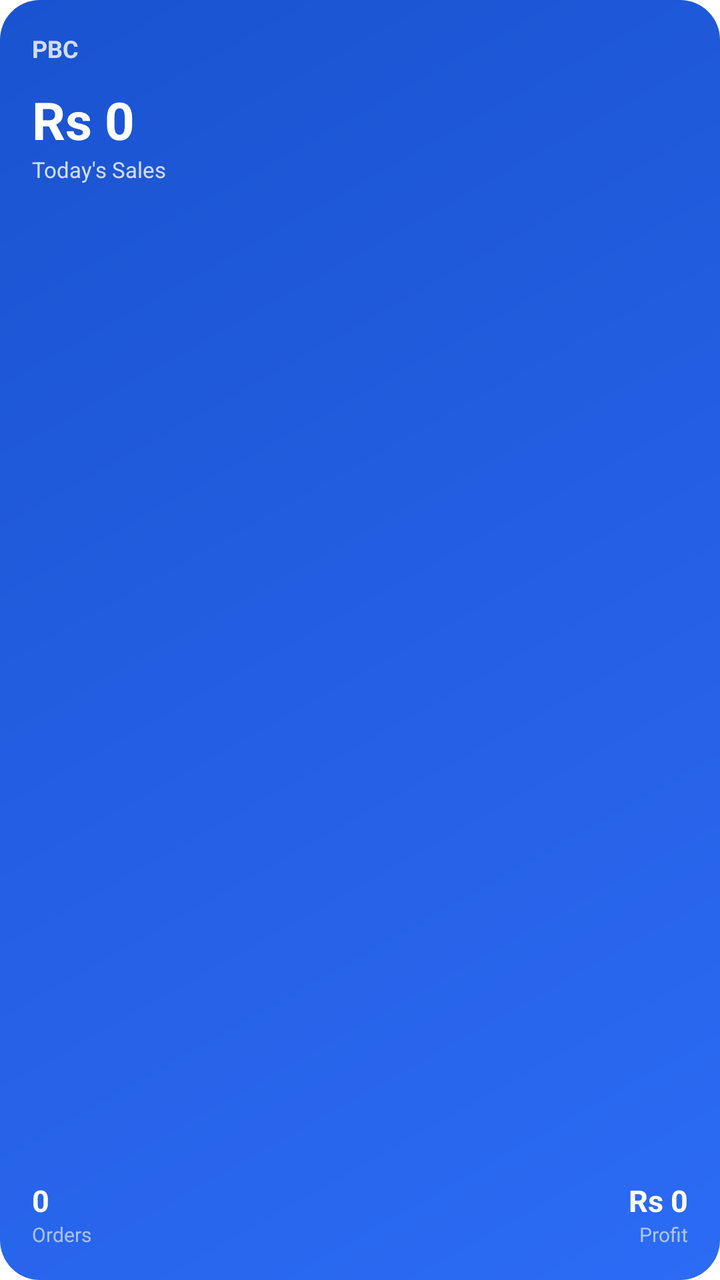
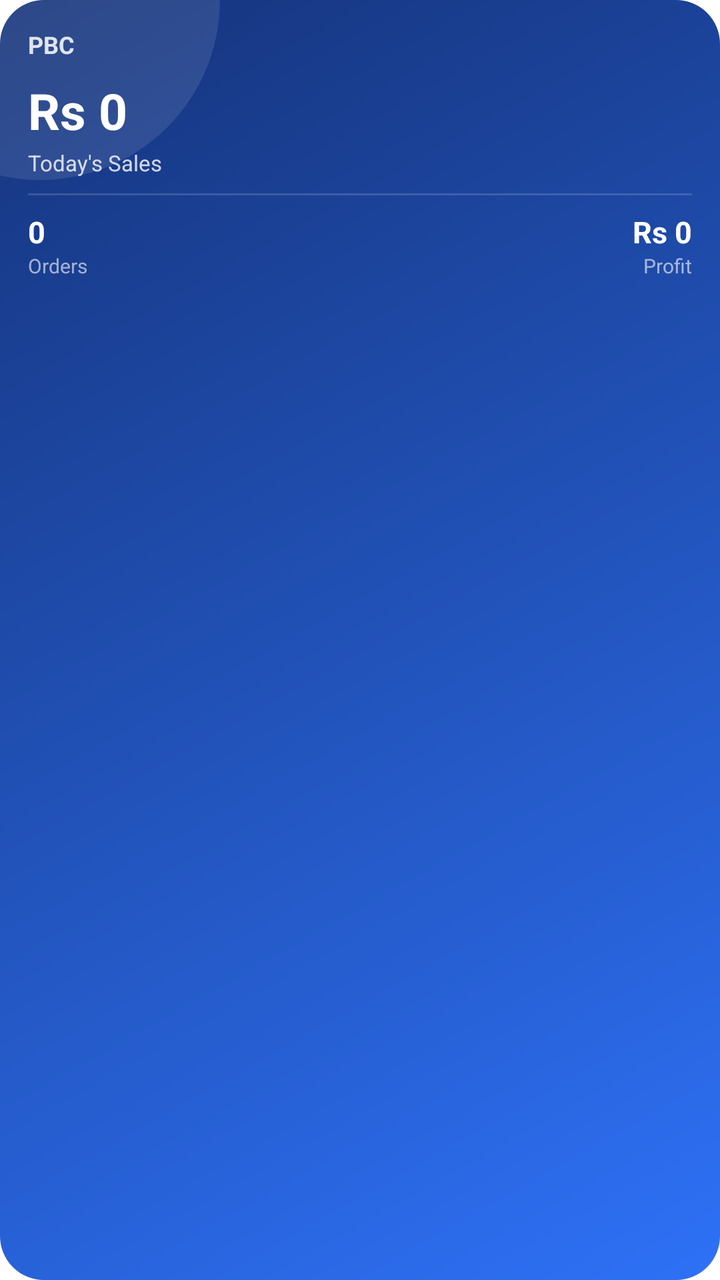

The first picture is an Android layout as it rendered before a commit; the second is the same layout after the commit. The layout source and the unified diff follow.
<!-- AndroidManifest.xml: fallback theme Theme.MaterialComponents.DayNight.NoActionBar -->
<!-- res/layout/today_sales_widget.xml -->
<?xml version="1.0" encoding="utf-8"?>
<RelativeLayout xmlns:android="http://schemas.android.com/apk/res/android"
    android:id="@+id/widget_root"
    android:layout_width="match_parent"
    android:layout_height="match_parent"
    android:background="@drawable/today_sales_widget_bg"
    android:padding="16dp">

    
    <LinearLayout
        android:id="@+id/widget_header"
        android:layout_width="match_parent"
        android:layout_height="wrap_content"
        android:layout_alignParentTop="true"
        android:orientation="horizontal"
        android:gravity="center_vertical">

        <TextView
            android:id="@+id/widget_company_name"
            android:layout_width="0dp"
            android:layout_height="wrap_content"
            android:layout_weight="1"
            android:text="PBC"
            android:textColor="#CCFFFFFF"
            android:textSize="12sp"
            android:textStyle="bold"
            android:singleLine="true"
            android:ellipsize="end" />

        <TextView
            android:id="@+id/widget_updated_at"
            android:layout_width="wrap_content"
            android:layout_height="wrap_content"
            android:text=""
            android:textColor="#99FFFFFF"
            android:textSize="10sp" />
    </LinearLayout>

    
    <LinearLayout
        android:layout_width="match_parent"
        android:layout_height="wrap_content"
        android:layout_below="@id/widget_header"
        android:layout_marginTop="10dp"
        android:orientation="vertical">

        <TextView
            android:id="@+id/widget_sales_amount"
            android:layout_width="match_parent"
            android:layout_height="wrap_content"
            android:text="Rs 0"
            android:textColor="#FFFFFFFF"
            android:textSize="26sp"
            android:textStyle="bold"
            android:singleLine="true" />

        <TextView
            android:id="@+id/widget_sales_label"
            android:layout_width="match_parent"
            android:layout_height="wrap_content"
            android:text="Today's Sales"
            android:textColor="#CCFFFFFF"
            android:textSize="11sp" />
    </LinearLayout>

    
    <LinearLayout
        android:id="@+id/widget_secondary_row"
        android:layout_width="match_parent"
        android:layout_height="wrap_content"
        android:layout_alignParentBottom="true"
        android:orientation="horizontal">

        <LinearLayout
            android:layout_width="0dp"
            android:layout_height="wrap_content"
            android:layout_weight="1"
            android:orientation="vertical">

            <TextView
                android:id="@+id/widget_orders_value"
                android:layout_width="wrap_content"
                android:layout_height="wrap_content"
                android:text="0"
                android:textColor="#FFFFFFFF"
                android:textSize="15sp"
                android:textStyle="bold" />

            <TextView
                android:layout_width="wrap_content"
                android:layout_height="wrap_content"
                android:text="Orders"
                android:textColor="#99FFFFFF"
                android:textSize="10sp" />
        </LinearLayout>

        <LinearLayout
            android:layout_width="0dp"
            android:layout_height="wrap_content"
            android:layout_weight="1"
            android:orientation="vertical"
            android:gravity="end">

            <TextView
                android:id="@+id/widget_profit_value"
                android:layout_width="wrap_content"
                android:layout_height="wrap_content"
                android:text="Rs 0"
                android:textColor="#FFFFFFFF"
                android:textSize="15sp"
                android:textStyle="bold" />

            <TextView
                android:layout_width="wrap_content"
                android:layout_height="wrap_content"
                android:text="Profit"
                android:textColor="#99FFFFFF"
                android:textSize="10sp" />
        </LinearLayout>
    </LinearLayout>
</RelativeLayout>
<!-- resources referenced by this layout -->
<resources>
  <!-- drawable today_sales_widget_bg (drawable) -->
  <?xml version="1.0" encoding="utf-8"?>
  <shape xmlns:android="http://schemas.android.com/apk/res/android" android:shape="rectangle">
      <corners android:radius="20dp" />
      <gradient
          android:angle="135"
          android:startColor="#2C6BF5"
          android:endColor="#1A53D0" />
  </shape>
</resources>

<!-- the commit's change to res/layout/today_sales_widget.xml (unified diff, before → after) -->
@@ -1,17 +1,16 @@
 <?xml version="1.0" encoding="utf-8"?>
-<RelativeLayout xmlns:android="http://schemas.android.com/apk/res/android"
+<LinearLayout xmlns:android="http://schemas.android.com/apk/res/android"
     android:id="@+id/widget_root"
     android:layout_width="match_parent"
     android:layout_height="match_parent"
+    android:orientation="vertical"
     android:background="@drawable/today_sales_widget_bg"
-    android:padding="16dp">
+    android:padding="14dp">
 
     
     <LinearLayout
-        android:id="@+id/widget_header"
         android:layout_width="match_parent"
         android:layout_height="wrap_content"
-        android:layout_alignParentTop="true"
         android:orientation="horizontal"
         android:gravity="center_vertical">
 
@@ -21,7 +20,7 @@
             android:layout_height="wrap_content"
             android:layout_weight="1"
             android:text="PBC"
-            android:textColor="#CCFFFFFF"
+            android:textColor="#D9FFFFFF"
             android:textSize="12sp"
             android:textStyle="bold"
             android:singleLine="true"
@@ -37,38 +36,40 @@
     </LinearLayout>
 
     
-    <LinearLayout
+    <TextView
+        android:id="@+id/widget_sales_amount"
         android:layout_width="match_parent"
         android:layout_height="wrap_content"
-        android:layout_below="@id/widget_header"
-        android:layout_marginTop="10dp"
-        android:orientation="vertical">
+        android:layout_marginTop="8dp"
+        android:text="Rs 0"
+        android:textColor="#FFFFFFFF"
+        android:textSize="25sp"
+        android:textStyle="bold"
+        android:singleLine="true" />
 
-        <TextView
-            android:id="@+id/widget_sales_amount"
-            android:layout_width="match_parent"
-            android:layout_height="wrap_content"
-            android:text="Rs 0"
-            android:textColor="#FFFFFFFF"
-            android:textSize="26sp"
-            android:textStyle="bold"
-            android:singleLine="true" />
+    <TextView
+        android:id="@+id/widget_sales_label"
+        android:layout_width="match_parent"
+        android:layout_height="wrap_content"
+        android:layout_marginTop="2dp"
+        android:text="Today's Sales"
+        android:textColor="#CCFFFFFF"
+        android:textSize="11sp" />
 
-        <TextView
-            android:id="@+id/widget_sales_label"
-            android:layout_width="match_parent"
-            android:layout_height="wrap_content"
-            android:text="Today's Sales"
-            android:textColor="#CCFFFFFF"
-            android:textSize="11sp" />
-    </LinearLayout>
+    
+    <TextView
+        android:id="@+id/widget_divider"
+        android:layout_width="match_parent"
+        android:layout_height="1dp"
+        android:layout_marginTop="8dp"
+        android:layout_marginBottom="8dp"
+        android:background="#26FFFFFF" />
 
     
     <LinearLayout
         android:id="@+id/widget_secondary_row"
         android:layout_width="match_parent"
         android:layout_height="wrap_content"
-        android:layout_alignParentBottom="true"
         android:orientation="horizontal">
 
         <LinearLayout
@@ -118,4 +119,4 @@
                 android:textSize="10sp" />
         </LinearLayout>
     </LinearLayout>
-</RelativeLayout>
+</LinearLayout>
<!-- resource entries referenced after the edit -->
@@ -2,12 +2,26 @@
 <resources>
   <!-- drawable today_sales_widget_bg (drawable) -->
   <?xml version="1.0" encoding="utf-8"?>
-  <shape xmlns:android="http://schemas.android.com/apk/res/android" android:shape="rectangle">
-      <corners android:radius="20dp" />
-      <gradient
-          android:angle="135"
-          android:startColor="#2C6BF5"
-          android:endColor="#1A53D0" />
-  </shape>
+  <layer-list xmlns:android="http://schemas.android.com/apk/res/android">
+      <item>
+          <shape android:shape="rectangle">
+              <corners android:radius="22dp" />
+              <gradient
+                  android:angle="135"
+                  android:startColor="#2E71F7"
+                  android:endColor="#15337A" />
+          </shape>
+      </item>
+      <item
+          android:width="180dp"
+          android:height="180dp"
+          android:left="-70dp"
+          android:top="-90dp"
+          android:gravity="top|left">
+          <shape android:shape="oval">
+              <solid android:color="#1AFFFFFF" />
+          </shape>
+      </item>
+  </layer-list>
 </resources>
 
